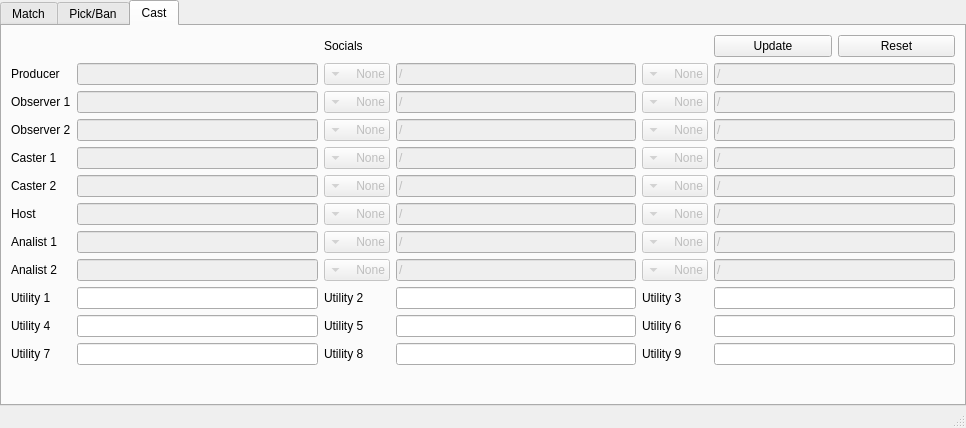
Qt form mainwindow.ui (Krutix/ORCs-SBT) before a commit.
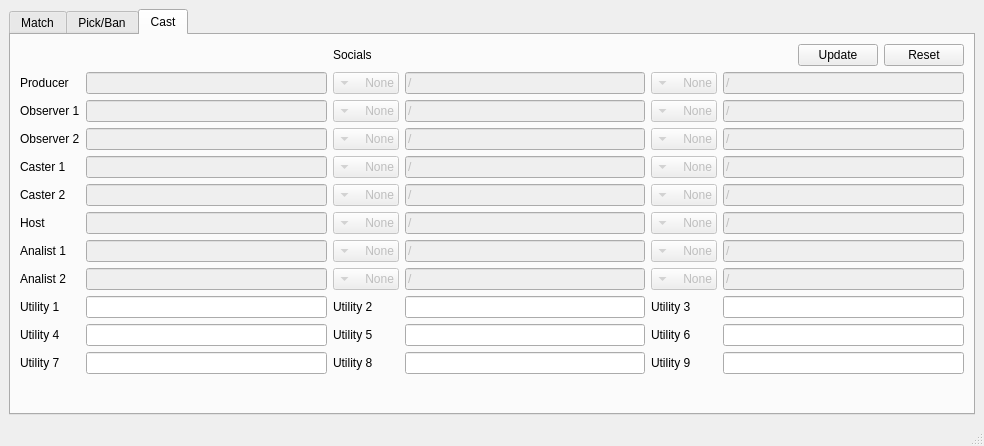
The same form after that commit. The open tabs and pages were chosen to show the change.

Commit message: UI 2 | BUTTONS 2: Mutual info

```diff
--- a/mainwindow.ui
+++ b/mainwindow.ui
@@ -6,8 +6,8 @@
    <rect>
     <x>0</x>
     <y>0</y>
-    <width>914</width>
-    <height>428</height>
+    <width>932</width>
+    <height>446</height>
    </rect>
   </property>
   <property name="windowTitle">
@@ -15,21 +15,6 @@
   </property>
   <widget class="QWidget" name="centralwidget">
    <layout class="QHBoxLayout" name="horizontalLayout_2">
-    <property name="spacing">
-     <number>0</number>
-    </property>
-    <property name="leftMargin">
-     <number>0</number>
-    </property>
-    <property name="topMargin">
-     <number>0</number>
-    </property>
-    <property name="rightMargin">
-     <number>0</number>
-    </property>
-    <property name="bottomMargin">
-     <number>0</number>
-    </property>
     <item>
      <widget class="QTabWidget" name="tabMainWidget">
       <property name="enabled">
@@ -2672,6 +2657,19 @@
           </item>
           <item row="0" column="5">
            <layout class="QHBoxLayout" name="horizontalLayout_23">
+            <item>
+             <spacer name="verticalSpacer_19">
+              <property name="orientation">
+               <enum>Qt::Horizontal</enum>
+              </property>
+              <property name="sizeHint" stdset="0">
+               <size>
+                <width>40</width>
+                <height>20</height>
+               </size>
+              </property>
+             </spacer>
+            </item>
             <item>
              <widget class="QPushButton" name="pushButton_update_cast">
               <property name="text">
```
Left out of the diff: 18 changed lines with no effect on the pictures. The commit also changes 4 other files.
